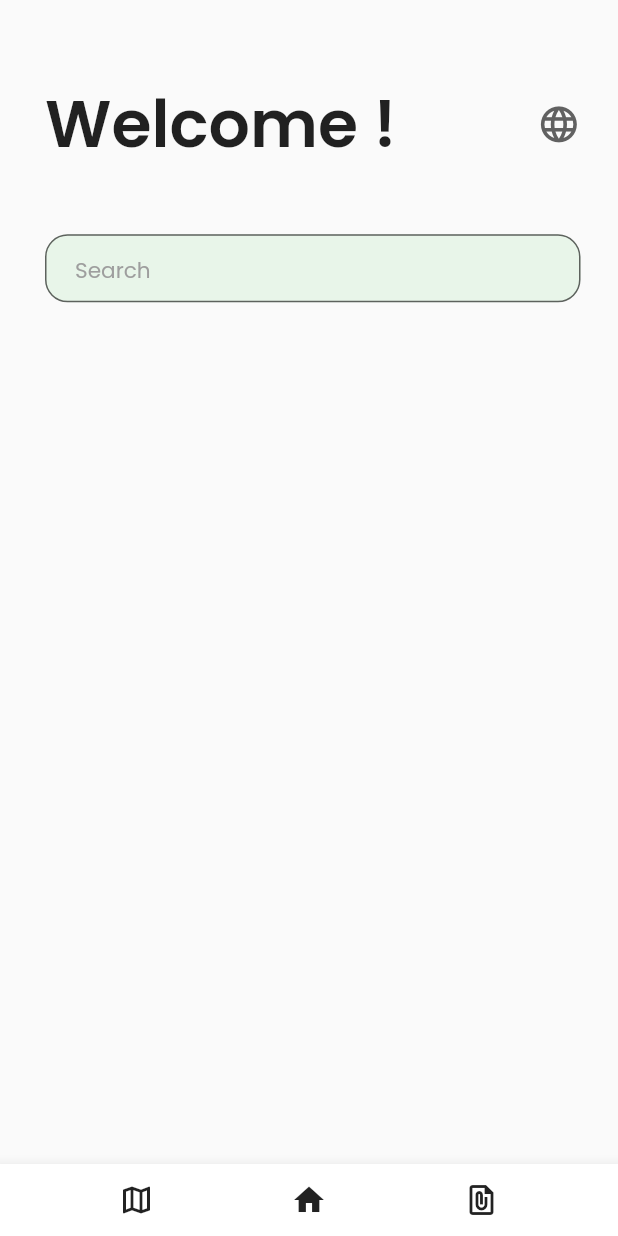
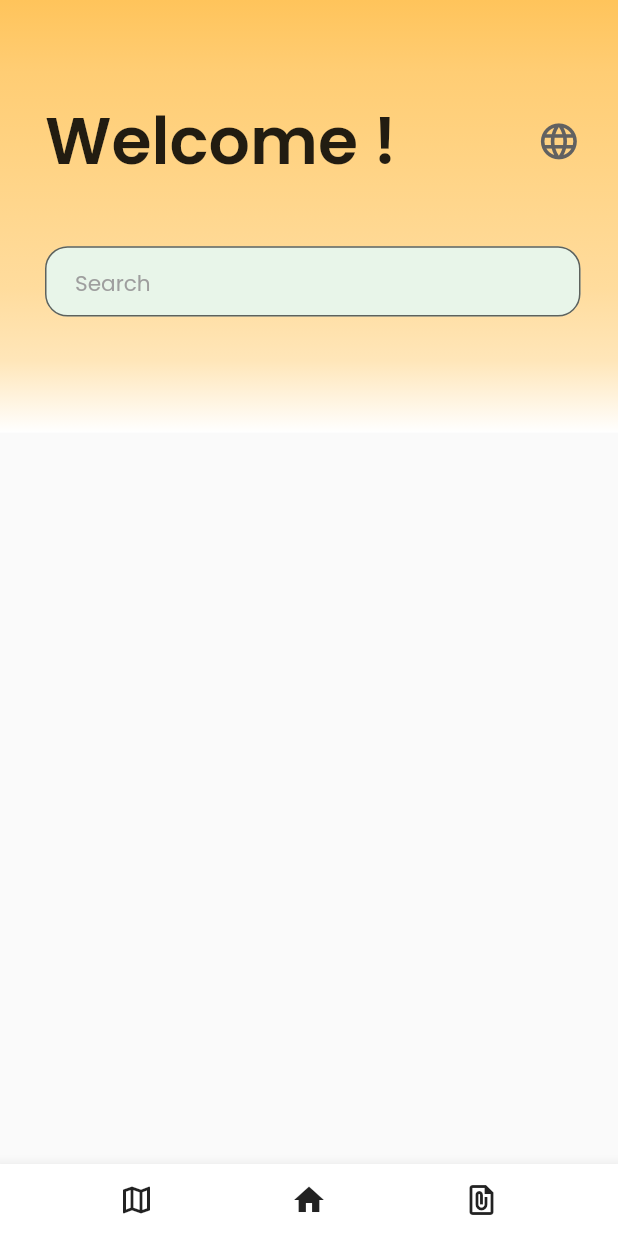
Before and after one commit to psk907/codefury-cache-in, a Flutter app: the screen it shows once a user with an empty profile is signed in, on a phone screen of 412 x 824 dp. Run offline on Flutter 3.47's test engine with Material 2 defaults, Android fonts, the phone set to English and light mode, and no system bars; our stand-ins replace auto_size_text, cloud_firestore, firebase_auth, firebase_core, flutter_svg, google_maps_flutter and 2 more; accounts and stored records are empty.

Commit message:
colors and stuff

```diff
--- a/lib/historycard.dart
+++ b/lib/historycard.dart
@@ -87,9 +87,9 @@ class _HistoryCardState extends State<HistoryCard> {
                         spacing: 10,
                         children: [
                           Chip(
-                            backgroundColor: Colors.red[100],
+                            backgroundColor: Colors.amber[100],
                             avatar: CircleAvatar(
-                              backgroundColor: Colors.red[400],
+                              backgroundColor: Color(0xffffc45b),
                               child: Icon(
                                 Icons.format_align_justify,
                                 size: smallfont,
--- a/lib/tabs/hometab.dart
+++ b/lib/tabs/hometab.dart
@@ -37,12 +37,35 @@ class _HomeTabState extends State<HomeTab> {
     var hspacing = SizedBox(height: size.height * 0.02);
     var wspacing = SizedBox(height: size.height * 0.05);
     return SafeArea(
-        child: Padding(
-            padding: const EdgeInsets.fromLTRB(30, 50, 25, 0),
+        child: Stack(children: [
+      Container(
+        height: size.height * 0.35,
+        decoration: BoxDecoration(
+          gradient: LinearGradient(
+            begin: Alignment.topCenter,
+            end: Alignment
+                .bottomCenter, // 10% of the width, so there are ten blinds.
+            colors: [
+              Color(0xffffc45b),
+              Color(0xffffcd74),
+              Color(0xffffd281),
+              Color(0xffffd78f),
+              Color(0xffffdc9d),
+              Color(0xffffe6b9),
+              Colors.white
+            ],
+          ),
+        ),
+      ),
+      Padding(
+          padding: const EdgeInsets.fromLTRB(30, 0, 25, 0),
           child: Column(
             mainAxisAlignment: MainAxisAlignment.start,
             children: [
-                Row(
+              Spacer(flex: 2),
+              Expanded(
+                flex: 4,
+                child: Row(
                   mainAxisAlignment: MainAxisAlignment.spaceBetween,
                   children: [
                     Text(
@@ -65,9 +88,11 @@ class _HomeTabState extends State<HomeTab> {
                     ),
                   ],
                 ),
-                wspacing,
-                Container(
-                  height: size.height * 0.055,
+              ),
+              // wspacing,
+              Spacer(),
+              Flexible(
+                flex: 2,
                 child: TextFormField(
                   controller: _nameController,
                   textInputAction: TextInputAction.done,
@@ -88,7 +113,8 @@ class _HomeTabState extends State<HomeTab> {
                   ),
                 ),
               ),
-                wspacing,
+              // wspacing,
+              Spacer(),
               StreamBuilder<QuerySnapshot>(
                 stream: FirebaseFirestore.instance
                     .collection('employers')
@@ -96,7 +122,7 @@ class _HomeTabState extends State<HomeTab> {
                 builder: (context, snapshot) {
                   if (snapshot.hasData) {
                     return Container(
-                        height: MediaQuery.of(context).size.height * 0.5,
+                      height: size.height * (1 - 12 / 35),
                       child: ListView.builder(
                         itemBuilder: (BuildContext context, int index) {
                           Job jobData =
@@ -124,6 +150,7 @@ class _HomeTabState extends State<HomeTab> {
                 },
               ),
             ],
-            )));
+          ))
+    ]));
   }
 }
```
Also changed, not shown: lib/tabs/applicationtab.dart (+9 -10 lines). Lines whose indentation alone changed are shown as unchanged.
